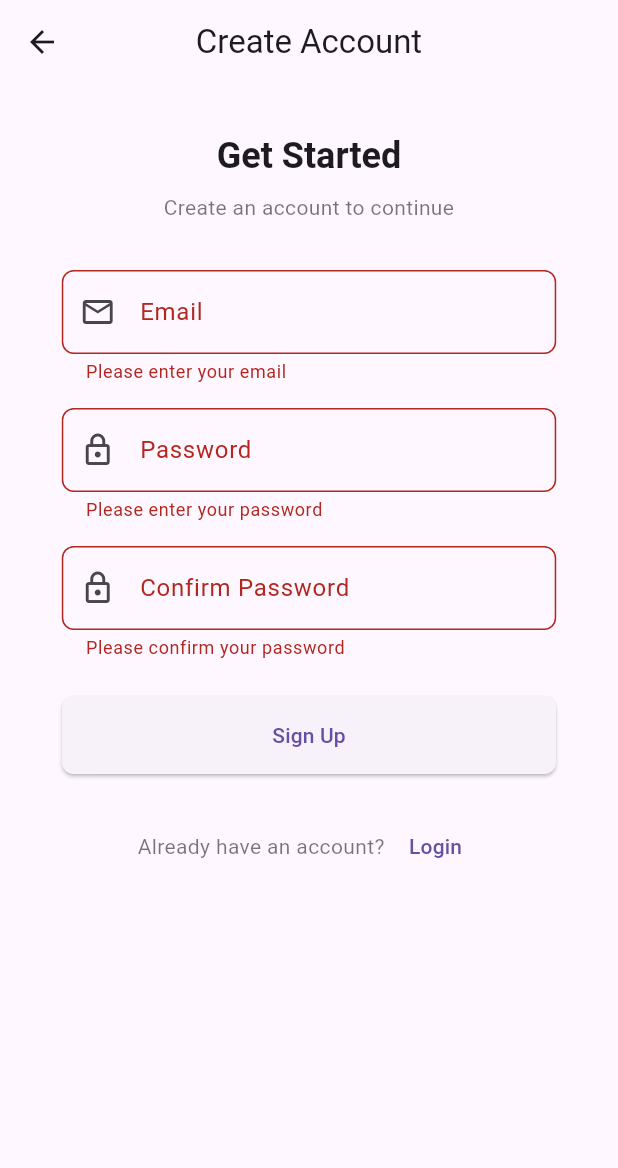
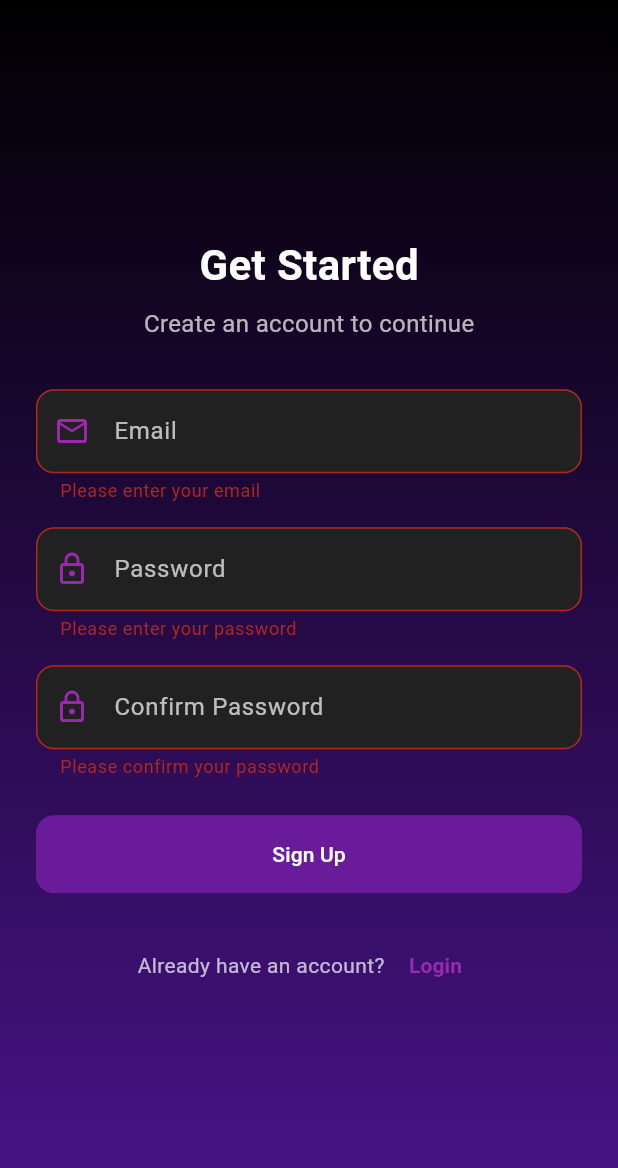
Before and after one commit to leoulendryas/transport_share_app, a Flutter app: the RegisterScreen screen opened by its route, after a tap on "Sign Up", on a phone screen of 412 x 824 dp. Shown: the top 1168 px of the screen. Run offline on Flutter 3.47's test engine with Material 3 defaults, Android fonts, the phone set to English and light mode, and no system bars; our stand-ins replace flutter_typeahead, geocoding, geolocator, shared_preferences; accounts and stored records are empty.

Commit message:
Modified register_screen.dart

```diff
--- a/lib/screens/auth/register_screen.dart
+++ b/lib/screens/auth/register_screen.dart
@@ -21,11 +21,17 @@ class _RegisterScreenState extends State<RegisterScreen> {
     if (_passwordController.text != _confirmPasswordController.text) {
       if (mounted) {
         ScaffoldMessenger.of(context).showSnackBar(
-          SnackBar(  // Removed const here
+          SnackBar(
             content: const Text('Passwords do not match'),
+            backgroundColor: Colors.purple[800],
             behavior: SnackBarBehavior.floating,
             shape: RoundedRectangleBorder(
-              borderRadius: BorderRadius.circular(8),
+              borderRadius: BorderRadius.circular(10),
+            ),
+            action: SnackBarAction(
+              label: 'OK',
+              textColor: Colors.white,
+              onPressed: () {},
             ),
           ),
         );
@@ -37,8 +43,8 @@ class _RegisterScreenState extends State<RegisterScreen> {
 
     try {
       await Provider.of<AuthService>(context, listen: false).register(
-        _emailController.text.trim(),
-        _passwordController.text.trim(),
+        email: _emailController.text.trim(),
+        password: _passwordController.text.trim(),
       );
       if (mounted) {
         Navigator.pushReplacementNamed(context, '/rides');
@@ -46,11 +52,17 @@ class _RegisterScreenState extends State<RegisterScreen> {
     } catch (e) {
       if (mounted) {
         ScaffoldMessenger.of(context).showSnackBar(
-          SnackBar(  // Removed const here
+          SnackBar(
             content: Text(e.toString()),
+            backgroundColor: Colors.purple[800],
             behavior: SnackBarBehavior.floating,
             shape: RoundedRectangleBorder(
-              borderRadius: BorderRadius.circular(8),
+              borderRadius: BorderRadius.circular(10),
+            ),
+            action: SnackBarAction(
+              label: 'OK',
+              textColor: Colors.white,
+              onPressed: () {},
             ),
           ),
         );
@@ -72,53 +84,65 @@ class _RegisterScreenState extends State<RegisterScreen> {
 
   @override
   Widget build(BuildContext context) {
-    final theme = Theme.of(context);
-    final size = MediaQuery.of(context).size;
-    final textTheme = theme.textTheme;
-
     return Scaffold(
-      appBar: AppBar(
-        title: const Text('Create Account'),
-        centerTitle: true,
-        elevation: 0,
+      backgroundColor: Colors.black,
+      body: Container(
+        decoration: BoxDecoration(
+          gradient: LinearGradient(
+            begin: Alignment.topCenter,
+            end: Alignment.bottomCenter,
+            colors: [
+              Colors.black,
+              Colors.purple[900]!,
+            ],
           ),
-      body: SingleChildScrollView(
-        child: Padding(
-          padding: EdgeInsets.symmetric(
-            horizontal: size.width * 0.1,
-            vertical: 32,
         ),
+        child: Center(
+          child: SingleChildScrollView(
+            padding: const EdgeInsets.symmetric(horizontal: 24),
             child: Form(
               key: _formKey,
               child: Column(
-              crossAxisAlignment: CrossAxisAlignment.stretch,
+                mainAxisAlignment: MainAxisAlignment.center,
+                mainAxisSize: MainAxisSize.min,
                 children: [
                   Text(
                     'Get Started',
-                  style: textTheme.headlineSmall?.copyWith(
+                    style: TextStyle(
+                      fontSize: 28,
                       fontWeight: FontWeight.bold,
+                      color: Colors.white,
                     ),
-                  textAlign: TextAlign.center,
                   ),
                   const SizedBox(height: 8),
                   Text(
                     'Create an account to continue',
-                  style: textTheme.bodyMedium?.copyWith(
-                    color: theme.colorScheme.onSurface.withOpacity(0.6),
+                    style: TextStyle(
+                      fontSize: 16,
+                      color: Colors.white.withOpacity(0.7),
                     ),
-                  textAlign: TextAlign.center,
                   ),
                   const SizedBox(height: 32),
                   TextFormField(
                     controller: _emailController,
+                    style: const TextStyle(color: Colors.white),
                     decoration: InputDecoration(
                       labelText: 'Email',
-                    prefixIcon: const Icon(Icons.email_outlined),
+                      labelStyle: TextStyle(color: Colors.white.withOpacity(0.7)),
+                      prefixIcon: const Icon(Icons.email_outlined, color: Colors.purple),
                       border: OutlineInputBorder(
-                      borderRadius: BorderRadius.circular(8),
+                        borderRadius: BorderRadius.circular(12),
+                      ),
+                      enabledBorder: OutlineInputBorder(
+                        borderSide: const BorderSide(color: Colors.purple),
+                        borderRadius: BorderRadius.circular(12),
+                      ),
+                      focusedBorder: OutlineInputBorder(
+                        borderSide: const BorderSide(color: Colors.purple),
+                        borderRadius: BorderRadius.circular(12),
                       ),
                       filled: true,
-                    fillColor: theme.colorScheme.surface,
+                      fillColor: Colors.grey[900],
                     ),
                     keyboardType: TextInputType.emailAddress,
                     textInputAction: TextInputAction.next,
@@ -135,14 +159,24 @@ class _RegisterScreenState extends State<RegisterScreen> {
                   const SizedBox(height: 16),
                   TextFormField(
                     controller: _passwordController,
+                    style: const TextStyle(color: Colors.white),
                     decoration: InputDecoration(
                       labelText: 'Password',
-                    prefixIcon: const Icon(Icons.lock_outlined),
+                      labelStyle: TextStyle(color: Colors.white.withOpacity(0.7)),
+                      prefixIcon: const Icon(Icons.lock_outlined, color: Colors.purple),
                       border: OutlineInputBorder(
-                      borderRadius: BorderRadius.circular(8),
+                        borderRadius: BorderRadius.circular(12),
+                      ),
+                      enabledBorder: OutlineInputBorder(
+                        borderSide: const BorderSide(color: Colors.purple),
+                        borderRadius: BorderRadius.circular(12),
+                      ),
+                      focusedBorder: OutlineInputBorder(
+                        borderSide: const BorderSide(color: Colors.purple),
+                        borderRadius: BorderRadius.circular(12),
                       ),
                       filled: true,
-                    fillColor: theme.colorScheme.surface,
+                      fillColor: Colors.grey[900],
                     ),
                     obscureText: true,
                     textInputAction: TextInputAction.next,
@@ -159,14 +193,24 @@ class _RegisterScreenState extends State<RegisterScreen> {
                   const SizedBox(height: 16),
                   TextFormField(
                     controller: _confirmPasswordController,
+                    style: const TextStyle(color: Colors.white),
                     decoration: InputDecoration(
                       labelText: 'Confirm Password',
-                    prefixIcon: const Icon(Icons.lock_outlined),
+                      labelStyle: TextStyle(color: Colors.white.withOpacity(0.7)),
+                      prefixIcon: const Icon(Icons.lock_outlined, color: Colors.purple),
                       border: OutlineInputBorder(
-                      borderRadius: BorderRadius.circular(8),
+                        borderRadius: BorderRadius.circular(12),
+                      ),
+                      enabledBorder: OutlineInputBorder(
+                        borderSide: const BorderSide(color: Colors.purple),
+                        borderRadius: BorderRadius.circular(12),
+                      ),
+                      focusedBorder: OutlineInputBorder(
+                        borderSide: const BorderSide(color: Colors.purple),
+                        borderRadius: BorderRadius.circular(12),
                       ),
                       filled: true,
-                    fillColor: theme.colorScheme.surface,
+                      fillColor: Colors.grey[900],
                     ),
                     obscureText: true,
                     textInputAction: TextInputAction.done,
@@ -182,12 +226,14 @@ class _RegisterScreenState extends State<RegisterScreen> {
                     onFieldSubmitted: (_) => _submit(),
                   ),
                   const SizedBox(height: 24),
-                ElevatedButton(
+                  FilledButton(
                     onPressed: _isLoading ? null : _submit,
-                  style: ElevatedButton.styleFrom(
+                    style: FilledButton.styleFrom(
+                      backgroundColor: Colors.purple[800],
                       padding: const EdgeInsets.symmetric(vertical: 16),
+                      minimumSize: const Size(double.infinity, 50),
                       shape: RoundedRectangleBorder(
-                      borderRadius: BorderRadius.circular(8),
+                        borderRadius: BorderRadius.circular(12),
                       ),
                     ),
                     child: _isLoading
@@ -199,7 +245,7 @@ class _RegisterScreenState extends State<RegisterScreen> {
                               color: Colors.white,
                             ),
                           )
-                      : const Text('Sign Up'),
+                        : const Text('Sign Up', style: TextStyle(color: Colors.white)),
                   ),
                   const SizedBox(height: 24),
                   Row(
@@ -207,8 +253,8 @@ class _RegisterScreenState extends State<RegisterScreen> {
                     children: [
                       Text(
                         "Already have an account?",
-                      style: textTheme.bodyMedium?.copyWith(
-                        color: theme.colorScheme.onSurface.withOpacity(0.6),
+                        style: TextStyle(
+                          color: Colors.white.withOpacity(0.7),
                         ),
                       ),
                       TextButton(
@@ -218,8 +264,9 @@ class _RegisterScreenState extends State<RegisterScreen> {
                         ),
                         child: Text(
                           'Login',
-                        style: textTheme.labelLarge?.copyWith(
-                          color: theme.colorScheme.primary,
+                          style: TextStyle(
+                            color: Colors.purple,
+                            fontWeight: FontWeight.bold,
                           ),
                         ),
                       ),
@@ -230,6 +277,7 @@ class _RegisterScreenState extends State<RegisterScreen> {
             ),
           ),
         ),
+      ),
     );
   }
 }
```
Lines whose indentation alone changed are shown as unchanged.
